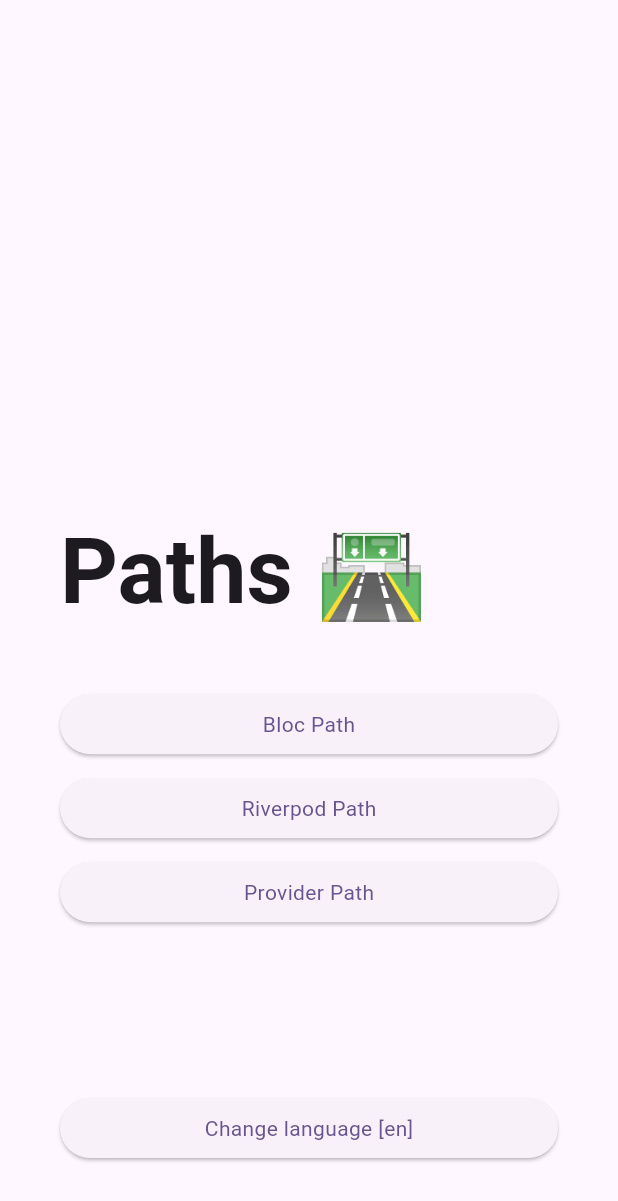
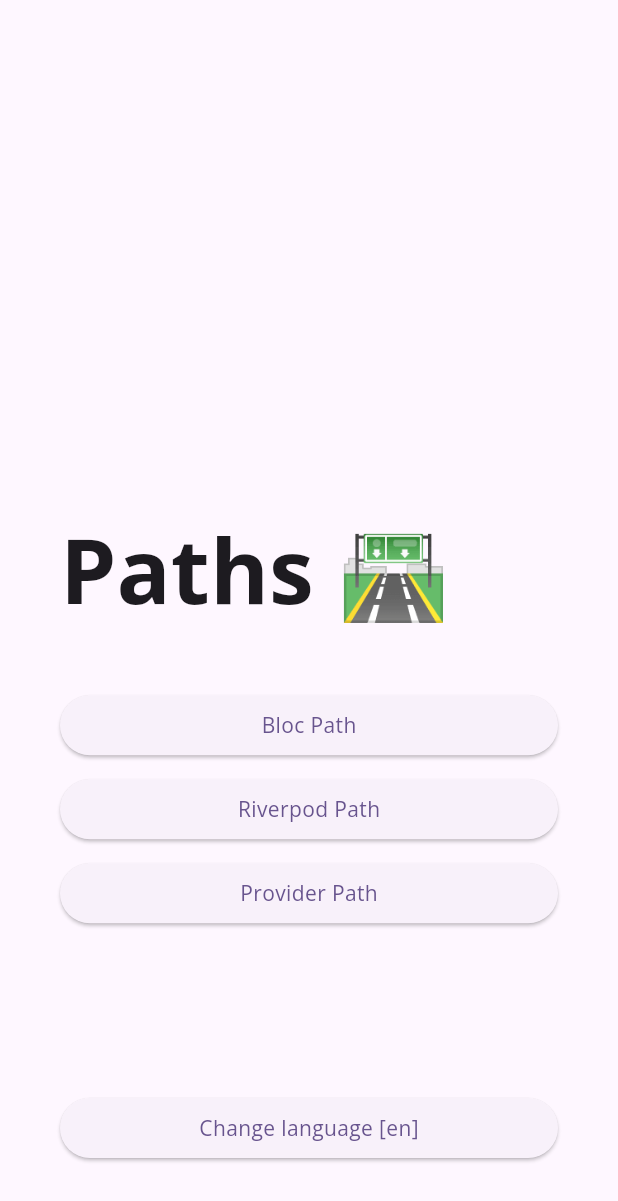
Before and after one commit to Juliotati/flutter_defaults, a Flutter app: the screen it shows after launch, on a phone screen of 412 x 824 dp. Shown: the top 1201 px of the screen. Run offline on Flutter 3.47's test engine with Material 3 defaults, Android fonts, the phone set to English and light mode, and no system bars; our stand-ins replace flutter_bloc, get_it, go_router, injectable, shared_preferences, url_strategy.

Commit message:
Update flutter_paths.dart

```diff
--- a/lib/flutter_paths.dart
+++ b/lib/flutter_paths.dart
@@ -2,6 +2,7 @@
 import 'package:flutter_defaults/core/config/app_router.dart';
 import 'package:flutter_defaults/core/config/localization_delegates.dart';
 import 'package:flutter_defaults/core/extensions/context.dart';
+import 'package:flutter_defaults/gen/fonts.gen.dart';
 import 'package:flutter_defaults/generated/l10n.dart';
 
 final class FlutterPaths extends StatelessWidget {
@@ -14,6 +15,7 @@
       debugShowCheckedModeBanner: false,
       localizationsDelegates: localizationDelegates(),
       theme: ThemeData(
+        fontFamily: FontFamily.openSans,
         colorScheme: ColorScheme.fromSeed(seedColor: Colors.deepPurple),
         useMaterial3: true,
       ),
```
